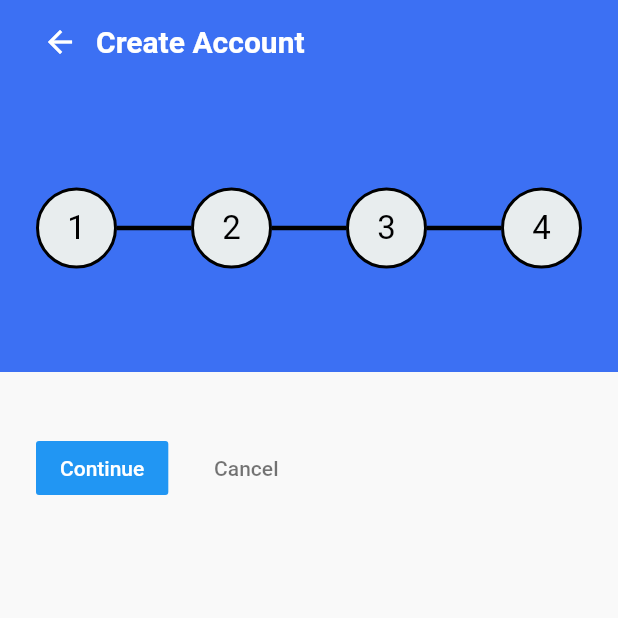
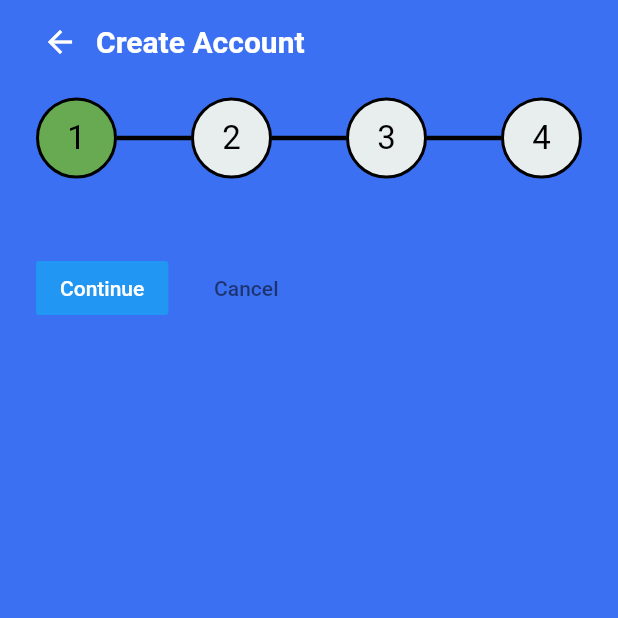
Before and after one commit to vikasp52/register_flutter_app, a Flutter app: the screen it shows after launch, after a tap on an icon or button, on a phone screen of 412 x 824 dp, the top half of it. Run offline on Flutter 3.47's test engine with Material 2 defaults, Android fonts, the phone set to English and light mode, and no system bars; missing offline and left inert: dart:ffi; statements that could not run were skipped.

Commit message:
Implemented the current stepper color

```diff
--- a/lib/main.dart
+++ b/lib/main.dart
@@ -1,5 +1,6 @@
 import 'package:flutter/material.dart';
 import 'package:registerflutterapp/screens/step1_screen.dart';
+import 'package:registerflutterapp/screens/step2_screen.dart';
 import 'package:registerflutterapp/utils/colors.dart';
 import 'package:registerflutterapp/widget/custom_background.dart';
 import 'package:registerflutterapp/widget/custom_stepper.dart';
@@ -42,10 +43,11 @@ class _MyHomePageState extends State<MyHomePage> {
 
   void prepareState() {
     for (var i = 0; i < 4; i++) {
+      print('Active Stepper: ${stepCounter == i}');
       var stepVal = CustomStep(
         title: SizedBox(),
         content: SizedBox(),
-        isActive: true,
+        isActiveStep: stepCounter == i,
       );
       steps.add(stepVal);
     }
@@ -54,10 +56,12 @@ class _MyHomePageState extends State<MyHomePage> {
   @override
   Widget build(BuildContext context) {
     return Scaffold(
-      backgroundColor: AllColors().backgroundColor,
+      backgroundColor: stepCounter != 0
+          ? AllColors().stepperBackgroundColor
+          : AllColors().backgroundColor,
       appBar: stepCounter != 0
           ? AppBar(
-        backgroundColor: AllColors().stepperBackgroundColor,
+              backgroundColor: AllColors().stepperBackgroundColor,
               elevation: 0.0,
               title: Row(
                 children: <Widget>[
@@ -66,11 +70,9 @@ class _MyHomePageState extends State<MyHomePage> {
                         Icons.arrow_back,
                         color: AllColors().whiteColor,
                       ),
-                      onPressed: (){
+                      onPressed: () {
                         setState(() {
-                          stepCounter < steps.length - 1
-                              ? stepCounter += 1
-                              : stepCounter = 0;
+                          stepCounter > 0 ? stepCounter -= 1 : stepCounter = 0;
                         });
                       }),
                   Text(
@@ -96,6 +98,7 @@ class _MyHomePageState extends State<MyHomePage> {
               child: CustomStepper(
                 type: CustomStepperType.horizontal,
                 currentStep: this.stepCounter,
+                verticalPadding: stepCounter != 0 ? 0.0 : 60.0,
                 steps: steps,
                 controlsBuilder: (BuildContext context,
                     {VoidCallback onStepContinue, VoidCallback onStepCancel}) {
@@ -104,10 +107,9 @@ class _MyHomePageState extends State<MyHomePage> {
                       onPressed: onStepContinue,
                     );
                   } else if (stepCounter == 1) {
-                    return MaterialButton(
-                        color: Colors.grey,
-                        onPressed: onStepContinue,
-                        child: Text('Vikas2'));
+                    return Screen2(
+                      onPressed: onStepContinue,
+                    );
                   } else if (stepCounter == 2) {
                     return MaterialButton(
                         color: Colors.blueAccent,
--- a/lib/utils/colors.dart
+++ b/lib/utils/colors.dart
@@ -4,6 +4,7 @@ import 'package:flutter/material.dart';
 class AllColors{
   Color stepperBackgroundColor = const Color(0xff3c70f3);
   Color selectedStepperBackgroundColor = const Color(0xff67aa51);
+  Color notSelectedStepperBackgroundColor = const Color(0xffe8edee);
   Color nextButtonBackgroundColor = const Color(0xff6f9cef);
   Color labelColor = const Color(0xffd4d4d4);
   Color backgroundColor = const Color(0xfff9f9f9);
--- a/lib/widget/custom_stepper.dart
+++ b/lib/widget/custom_stepper.dart
@@ -1,6 +1,8 @@
 // Copyright 2016 The Chromium Authors. All rights reserved.
 // Use of this source code is governed by a BSD-style license that can be
 // found in the LICENSE file.
+
+import 'dart:ffi';
 
 import 'package:flutter/material.dart';
 import 'package:flutter/widgets.dart';
@@ -68,7 +70,8 @@ const Color _kCircleActiveDark = Colors.black87;
 const Color _kDisabledLight = Colors.black38;
 const Color _kDisabledDark = Colors.white38;
 const double _kStepSize = 54.0;
-const double _kTriangleHeight = _kStepSize * 0.866025; // Triangle height. sqrt(3.0) / 2.0
+const double _kTriangleHeight =
+    _kStepSize * 0.866025; // Triangle height. sqrt(3.0) / 2.0
 
 /// A material step used in [CustomStepper]. The step can have a title and subtitle,
 /// an icon within its circle, some content and a state that governs its
@@ -84,12 +87,12 @@ class CustomStep {
   ///
   /// The [title], [content], and [state] arguments must not be null.
   const CustomStep({
-    this.title,//@required this.title,
+    this.title, //@required this.title,
     this.subtitle,
     @required this.content,
     this.state = StepState.indexed,
-    this.isActive = false,
-  }) : assert(title != null),
+    this.isActiveStep = false,
+  })  : assert(title != null),
         assert(content != null),
         assert(state != null);
 
@@ -112,7 +115,7 @@ class CustomStep {
   final StepState state;
 
   /// Whether or not the step is active. The flag only influences styling.
-  final bool isActive;
+  final bool isActiveStep;
 }
 
 /// A material stepper widget that displays progress through a sequence of
@@ -143,10 +146,13 @@ class CustomStepper extends StatefulWidget {
     this.type = CustomStepperType.vertical,
     this.currentStep = 0,
     this.onStepTapped,
+    this.verticalPadding,
+    this.selectedColor,
     this.onStepContinue,
+    this.isActive = false,
     this.onStepCancel,
     this.controlsBuilder,
-  }) : assert(steps != null),
+  })  : assert(steps != null),
         assert(type != null),
         assert(currentStep != null),
         assert(0 <= currentStep && currentStep < steps.length),
@@ -156,6 +162,12 @@ class CustomStepper extends StatefulWidget {
   ///
   /// The length of [steps] must not change.
   final List<CustomStep> steps;
+
+  final double verticalPadding;
+
+  final Color selectedColor;
+
+  final bool isActive;
 
   /// How the stepper's scroll view should respond to user input.
   ///
@@ -243,7 +255,8 @@ class CustomStepper extends StatefulWidget {
   _CustomStepperState createState() => _CustomStepperState();
 }
 
-class _CustomStepperState extends State<CustomStepper> with TickerProviderStateMixin {
+class _CustomStepperState extends State<CustomStepper>
+    with TickerProviderStateMixin {
   List<GlobalKey> _keys;
   final Map<int, StepState> _oldStates = <int, StepState>{};
 
@@ -293,15 +306,18 @@ class _CustomStepperState extends State<CustomStepper> with TickerProviderStateM
   }
 
   Widget _buildCircleChild(int index, bool oldState) {
-    final StepState state = oldState ? _oldStates[index] : widget.steps[index].state;
-    final bool isDarkActive = _isDark() && widget.steps[index].isActive;
+    final StepState state =
+        oldState ? _oldStates[index] : widget.steps[index].state;
+    final bool isDarkActive = _isDark() && widget.steps[index].isActiveStep;
     assert(state != null);
     switch (state) {
       case StepState.indexed:
       case StepState.disabled:
         return Text(
           '${index + 1}',
-          style: isDarkActive ? _kStepStyle.copyWith(color: Colors.black87) : _kStepStyle,
+          style: isDarkActive
+              ? _kStepStyle.copyWith(color: Colors.black87)
+              : _kStepStyle,
         );
       case StepState.editing:
         return Icon(
@@ -324,9 +340,17 @@ class _CustomStepperState extends State<CustomStepper> with TickerProviderStateM
   Color _circleColor(int index) {
     final ThemeData themeData = Theme.of(context);
     if (!_isDark()) {
-      return widget.steps[index].isActive ? Color(0xffe8edee) : Colors.black38;
+      print('Active isActive: ${index+1}');
+      print('Active index: ${widget.steps.length}');
+      print('Active currentStep: ${widget.currentStep}');
+      //_isCurrent(index)
+      return index < widget.currentStep
+          ? AllColors().selectedStepperBackgroundColor
+          : AllColors().notSelectedStepperBackgroundColor;
     } else {
-      return widget.steps[index].isActive ? themeData.accentColor : themeData.backgroundColor;
+      return widget.steps[index].isActiveStep
+          ? themeData.accentColor
+          : themeData.backgroundColor;
     }
   }
 
@@ -347,7 +371,8 @@ class _CustomStepperState extends State<CustomStepper> with TickerProviderStateM
           shape: BoxShape.circle,
         ),
         child: Center(
-          child: _buildCircleChild(index, oldState && widget.steps[index].state == StepState.error),
+          child: _buildCircleChild(
+              index, oldState && widget.steps[index].state == StepState.error),
         ),
       ),
     );
@@ -361,14 +386,17 @@ class _CustomStepperState extends State<CustomStepper> with TickerProviderStateM
       child: Center(
         child: Container(
           width: _kStepSize,
-          height: _kTriangleHeight, // Height of 24dp-long-sided equilateral triangle.
+          height:
+              _kTriangleHeight, // Height of 24dp-long-sided equilateral triangle.
           child: CustomPaint(
             painter: _TrianglePainter(
               color: _isDark() ? _kErrorDark : _kErrorLight,
             ),
             child: Align(
-              alignment: const Alignment(0.0, 0.8), // 0.8 looks better than the geometrical 0.33.
-              child: _buildCircleChild(index, oldState && widget.steps[index].state != StepState.error),
+              alignment: const Alignment(
+                  0.0, 0.8), // 0.8 looks better than the geometrical 0.33.
+              child: _buildCircleChild(index,
+                  oldState && widget.steps[index].state != StepState.error),
             ),
           ),
         ),
@@ -384,7 +412,9 @@ class _CustomStepperState extends State<CustomStepper> with TickerProviderStateM
         firstCurve: const Interval(0.0, 0.6, curve: Curves.fastOutSlowIn),
         secondCurve: const Interval(0.4, 1.0, curve: Curves.fastOutSlowIn),
         sizeCurve: Curves.fastOutSlowIn,
-        crossFadeState: widget.steps[index].state == StepState.error ? CrossFadeState.showSecond : CrossFadeState.showFirst,
+        crossFadeState: widget.steps[index].state == StepState.error
+            ? CrossFadeState.showSecond
+            : CrossFadeState.showFirst,
         duration: kThemeAnimationDuration,
       );
     } else {
@@ -397,7 +427,9 @@ class _CustomStepperState extends State<CustomStepper> with TickerProviderStateM
 
   Widget _buildVerticalControls() {
     if (widget.controlsBuilder != null)
-      return widget.controlsBuilder(context, onStepContinue: widget.onStepContinue, onStepCancel: widget.onStepCancel);
+      return widget.controlsBuilder(context,
+          onStepContinue: widget.onStepContinue,
+          onStepCancel: widget.onStepCancel);
 
     Color cancelColor;
 
@@ -413,7 +445,8 @@ class _CustomStepperState extends State<CustomStepper> with TickerProviderStateM
     assert(cancelColor != null);
 
     final ThemeData themeData = Theme.of(context);
-    final MaterialLocalizations localizations = MaterialLocalizations.of(context);
+    final MaterialLocalizations localizations =
+        MaterialLocalizations.of(context);
 
     return Container(
       margin: const EdgeInsets.only(top: 16.0),
@@ -423,7 +456,9 @@ class _CustomStepperState extends State<CustomStepper> with TickerProviderStateM
           children: <Widget>[
             FlatButton(
               onPressed: widget.onStepContinue,
-              color: _isDark() ? themeData.backgroundColor : themeData.primaryColor,
+              color: _isDark()
+                  ? themeData.backgroundColor
+                  : themeData.primaryColor,
               textColor: Colors.white,
               textTheme: ButtonTextTheme.normal,
               child: Text(localizations.continueButtonLabel),
@@ -454,13 +489,11 @@ class _CustomStepperState extends State<CustomStepper> with TickerProviderStateM
       case StepState.complete:
         return textTheme.body2;
       case StepState.disabled:
-        return textTheme.body2.copyWith(
-            color: _isDark() ? _kDisabledDark : _kDisabledLight
-        );
+        return textTheme.body2
+            .copyWith(color: _isDark() ? _kDisabledDark : _kDisabledLight);
       case StepState.error:
-        return textTheme.body2.copyWith(
-            color: _isDark() ? _kErrorDark : _kErrorLight
-        );
+        return textTheme.body2
+            .copyWith(color: _isDark() ? _kErrorDark : _kErrorLight);
     }
     return null;
   }
@@ -476,13 +509,11 @@ class _CustomStepperState extends State<CustomStepper> with TickerProviderStateM
       case StepState.complete:
         return textTheme.caption;
       case StepState.disabled:
-        return textTheme.caption.copyWith(
-            color: _isDark() ? _kDisabledDark : _kDisabledLight
-        );
+        return textTheme.caption
+            .copyWith(color: _isDark() ? _kDisabledDark : _kDisabledLight);
       case StepState.error:
-        return textTheme.caption.copyWith(
-            color: _isDark() ? _kErrorDark : _kErrorLight
-        );
+        return textTheme.caption
+            .copyWith(color: _isDark() ? _kErrorDark : _kErrorLight);
     }
     return null;
   }
@@ -572,7 +603,9 @@ class _CustomStepperState extends State<CustomStepper> with TickerProviderStateM
           firstCurve: const Interval(0.0, 0.6, curve: Curves.fastOutSlowIn),
           secondCurve: const Interval(0.4, 1.0, curve: Curves.fastOutSlowIn),
           sizeCurve: Curves.fastOutSlowIn,
-          crossFadeState: _isCurrent(index) ? CrossFadeState.showSecond : CrossFadeState.showFirst,
+          crossFadeState: _isCurrent(index)
+              ? CrossFadeState.showSecond
+              : CrossFadeState.showFirst,
           duration: kThemeAnimationDuration,
         ),
       ],
@@ -589,7 +622,8 @@ class _CustomStepperState extends State<CustomStepper> with TickerProviderStateM
             key: _keys[i],
             children: <Widget>[
               InkWell(
-                onTap: widget.steps[i].state != StepState.disabled ? () {
+                onTap: widget.steps[i].state != StepState.disabled
+                    ? () {
                         // In the vertical case we need to scroll to the newly tapped
                         // step.
                         Scrollable.ensureVisible(
@@ -598,9 +632,9 @@ class _CustomStepperState extends State<CustomStepper> with TickerProviderStateM
                           duration: kThemeAnimationDuration,
                         );
 
-                  if (widget.onStepTapped != null)
-                    widget.onStepTapped(i);
-                } : null,
+                        if (widget.onStepTapped != null) widget.onStepTapped(i);
+                      }
+                    : null,
                 canRequestFocus: widget.steps[i].state != StepState.disabled,
                 child: _buildVerticalHeader(i),
               ),
@@ -611,14 +645,15 @@ class _CustomStepperState extends State<CustomStepper> with TickerProviderStateM
     );
   }
 
-  Widget _buildHorizontal() {
+  Widget _buildHorizontal({double verticalPadding}) {
     final List<Widget> children = <Widget>[
       for (int i = 0; i < widget.steps.length; i += 1) ...<Widget>[
         InkResponse(
-          onTap: widget.steps[i].state != StepState.disabled ? () {
-            if (widget.onStepTapped != null)
-              widget.onStepTapped(i);
-          } : null,
+          onTap: widget.steps[i].state != StepState.disabled
+              ? () {
+                  if (widget.onStepTapped != null) widget.onStepTapped(i);
+                }
+              : null,
           canRequestFocus: widget.steps[i].state != StepState.disabled,
           child: Row(
             children: <Widget>[
@@ -655,7 +690,8 @@ class _CustomStepperState extends State<CustomStepper> with TickerProviderStateM
             //border: Border.all(width: 3,color: Colors.green,style: BorderStyle.solid)
           ),
           child: Container(
-            margin: const EdgeInsets.symmetric(horizontal: 24.0, vertical: 60.0),
+            margin: EdgeInsets.symmetric(
+                horizontal: 24.0, vertical: verticalPadding ?? 60.0),
             child: Row(
               children: children,
             ),
@@ -685,12 +721,10 @@ class _CustomStepperState extends State<CustomStepper> with TickerProviderStateM
     assert(debugCheckHasMaterialLocalizations(context));
     assert(() {
       if (context.findAncestorWidgetOfExactType<CustomStepper>() != null)
-        throw FlutterError(
-            'Steppers must not be nested.\n'
+        throw FlutterError('Steppers must not be nested.\n'
             'The material specification advises that one should avoid embedding '
             'steppers within steppers. '
-                'https://material.io/archive/guidelines/components/steppers.html#steppers-usage'
-        );
+            'https://material.io/archive/guidelines/components/steppers.html#steppers-usage');
       return true;
     }());
     assert(widget.type != null);
@@ -698,7 +732,7 @@ class _CustomStepperState extends State<CustomStepper> with TickerProviderStateM
       case CustomStepperType.vertical:
         return _buildVertical();
       case CustomStepperType.horizontal:
-        return _buildHorizontal();
+        return _buildHorizontal(verticalPadding: widget.verticalPadding);
     }
     return null;
   }
```
Lines whose indentation alone changed are shown as unchanged.
